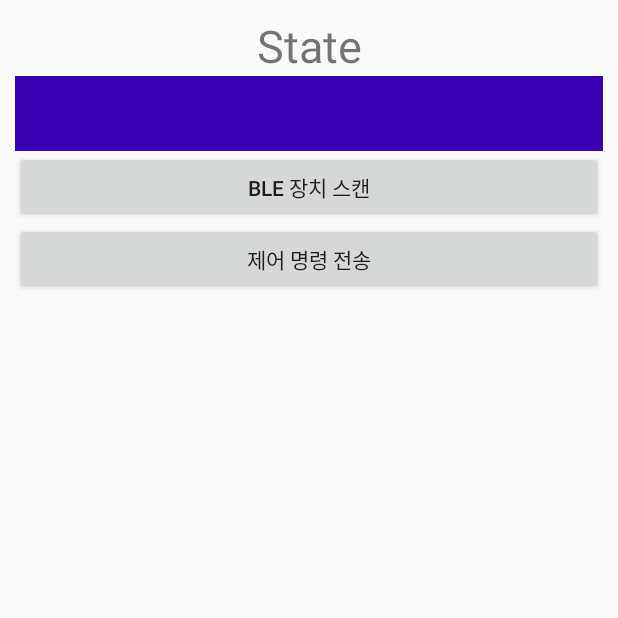
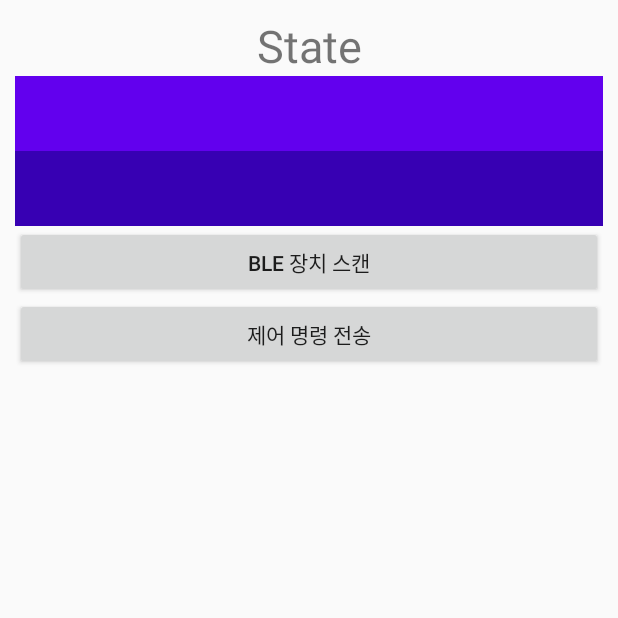
Before and after one commit to hyunjuIm/Study, an Android app: the BluetoothActivity screen opened directly, with no data from a screen before it, on a phone screen of 412 x 824 dp, the top half of it. Run offline under Robolectric (Android 15) with nearby library versions, the phone set to English and light mode, and no system bars; 1 statement that could not run was skipped.

```diff
--- a/app/build.gradle
+++ b/app/build.gradle
@@ -20,6 +20,10 @@ android {
             proguardFiles getDefaultProguardFile('proguard-android-optimize.txt'), 'proguard-rules.pro'
         }
     }
+    compileOptions {
+        sourceCompatibility JavaVersion.VERSION_1_8
+        targetCompatibility JavaVersion.VERSION_1_8
+    }
 }
 
 dependencies {
--- a/app/src/main/AndroidManifest.xml
+++ b/app/src/main/AndroidManifest.xml
@@ -1,9 +1,9 @@
 <?xml version="1.0" encoding="utf-8"?>
 <manifest xmlns:android="http://schemas.android.com/apk/res/android"
+    xmlns:tools="http://schemas.android.com/tools"
     package="com.example.study">
 
     <uses-permission android:name="android.permission.INTERNET" />
-
     <uses-permission android:name="android.permission.BLUETOOTH" />
     <uses-permission android:name="android.permission.BLUETOOTH_ADMIN" />
     <uses-permission android:name="android.permission.ACCESS_FINE_LOCATION" />
@@ -15,7 +15,8 @@
         android:roundIcon="@mipmap/ic_launcher_round"
         android:supportsRtl="true"
         android:theme="@style/AppTheme">
-        <activity android:name=".BluetoothActivity"></activity>
+        <activity android:name=".PayActivity"></activity>
+        <activity android:name=".BluetoothActivity" />
         <activity android:name=".MapActivity" />
         <activity android:name=".MainActivity">
             <intent-filter>
--- a/app/src/main/java/com/example/study/BluetoothUtils.java
+++ b/app/src/main/java/com/example/study/BluetoothUtils.java
@@ -45,8 +45,8 @@ public class BluetoothUtils {
     }
 
     @Nullable
-    public static BluetoothGattCharacteristic findResponseCharacteristic( BluetoothGatt _gatt ) {
-        return findCharacteristic( _gatt, CHARACTERISTIC_RESPONSE_STRING );
+    public static BluetoothGattCharacteristic findResponseCharacteristic( BluetoothGatt gatt ) {
+        return findCharacteristic( gatt, CHARACTERISTIC_RESPONSE_STRING );
     }
 
     //UUID Characteristic 찾기
--- a/app/src/main/java/com/example/study/Constants.java
+++ b/app/src/main/java/com/example/study/Constants.java
@@ -5,10 +5,9 @@ public class Constants {
     public final static String MAC_ADDRESS = "D4:7C:44:40:09:5F";
     public static String SERVICE_STRING =  "F000C0E0-0451-4000-B000-000000000000";
     public final static String CHARACTERISTIC_COMMAND_STRING = "F000C0E1-0451-4000-B000-000000000000";
-    public static String CHARACTERISTIC_RESPONSE_STRING = "F000C0E1-0451-4000-B000-000000000000";
+    public static String CHARACTERISTIC_RESPONSE_STRING = "f000c0e1-0451-4000-b000-000000000000";
 
     public final static int REQUEST_ENABLE_BT = 1;
-    public final static int REQUEST_FINE_LOCATION = 2;
     public final static int SCAN_PERIOD = 5000;
 
     public final static String TAG = "ClientActivity";
--- a/app/src/main/res/layout/activity_bluetooth.xml
+++ b/app/src/main/res/layout/activity_bluetooth.xml
@@ -16,6 +16,15 @@
         android:textAlignment="center"
         app:layout_constraintTop_toTopOf="parent" />
 
+    <TextView
+        android:id="@+id/readTextview"
+        android:layout_width="match_parent"
+        android:layout_height="50dp"
+        android:background="@color/colorPrimary"
+        android:textAlignment="center"
+        android:textColor="#FFFFFF"
+        app:layout_constraintTop_toBottomOf="@+id/stateTextview" />
+
     <EditText
         android:id="@+id/inputEdit"
         android:layout_width="match_parent"
@@ -23,8 +32,7 @@
         android:background="@color/colorPrimaryDark"
         android:textColor="#FFFFFF"
         android:textAlignment="center"
-        app:layout_constraintTop_toBottomOf="@+id/stateTextview"/>
-
+        app:layout_constraintTop_toBottomOf="@+id/readTextview"/>
 
     <Button
         android:id="@+id/scan_btn"
@@ -35,7 +43,6 @@
         app:layout_constraintStart_toStartOf="parent"
         app:layout_constraintTop_toBottomOf="@+id/inputEdit" />
 
-
     <Button
         android:id="@+id/send_btn"
         android:layout_width="match_parent"
@@ -43,6 +50,4 @@
         android:text="제어 명령 전송"
         app:layout_constraintTop_toBottomOf="@+id/scan_btn" />
 
-
-
 </androidx.constraintlayout.widget.ConstraintLayout>
```
Also changed, not shown: app/src/main/java/com/example/study/BluetoothActivity.java (+23 -10 lines), app/src/main/java/com/example/study/MainActivity.java (+11 -1 lines), app/src/main/java/com/example/study/PayActivity.java (added, +14 -0 lines), app/src/main/res/layout/activity_main.xml (+8 -0 lines), app/src/main/res/layout/activity_pay.xml (added, +9 -0 lines).
